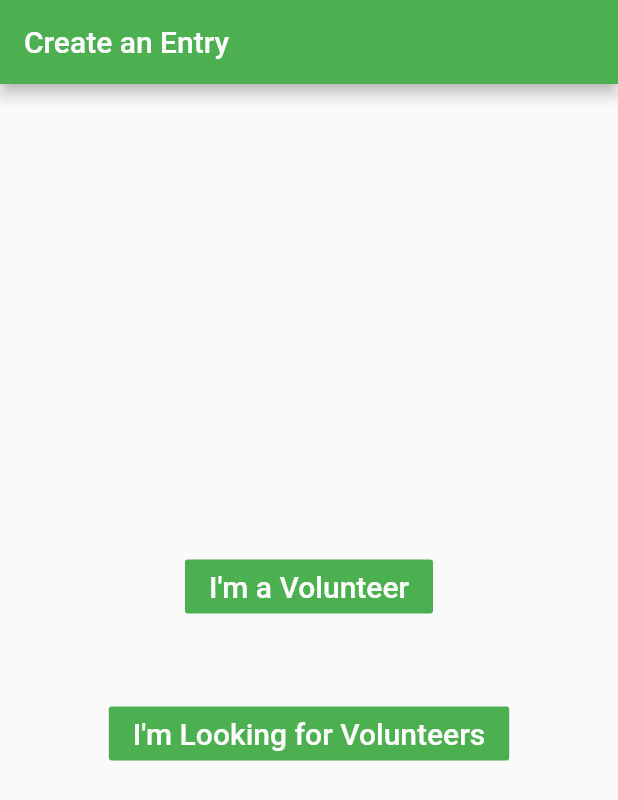
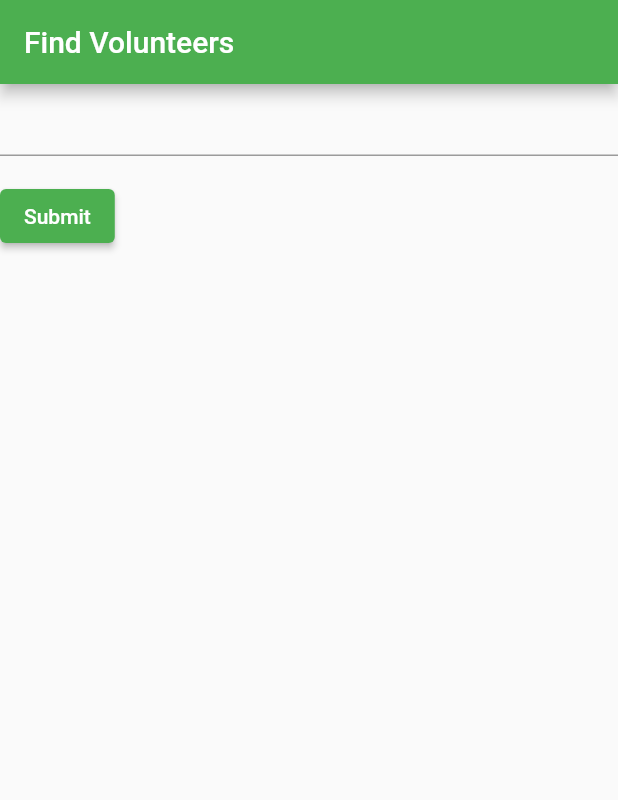
Before and after one commit to neeltron/the_good_samaritan, a Flutter app: the SecondRoute screen opened directly, after a tap on an icon or button, on a phone screen of 412 x 824 dp. Shown: the top 800 px of the screen. Run offline on Flutter 3.47's test engine with Material 2 defaults, Android fonts, the phone set to English and light mode, and no system bars.

```diff
--- a/lib/main.dart
+++ b/lib/main.dart
@@ -9,7 +9,7 @@ class MyApp extends StatelessWidget {
   @override
   Widget build(BuildContext context) {
     return MaterialApp(
-      title: 'Flutter Demo',
+      title: 'The Good Samaritan',
       theme: ThemeData(
         primarySwatch: Colors.green,
       ),
@@ -63,7 +63,7 @@ class SecondRoute extends StatelessWidget {
                 onPressed: () {
                   Navigator.push(
                     context,
-                    MaterialPageRoute(builder: (context) => FindRoute()),
+                    MaterialPageRoute(builder: (context) => FindVolunteerForm()),
                   );
                 },
               ),
@@ -116,40 +116,70 @@ class VolunteerRoute extends StatelessWidget {
   }
 }
 
-class FindRoute extends StatelessWidget {
-  const FindRoute({Key? key}) : super(key: key);
+class FindVolunteerForm extends StatelessWidget {
+  const FindVolunteerForm({Key? key}) : super(key: key);
 
   @override
   Widget build(BuildContext context) {
-    return Scaffold(
-      appBar: AppBar(
-        title: const Text("Create an Entry"),
-        automaticallyImplyLeading: false,
+    const appTitle = 'Find Volunteers';
+    return MaterialApp(
+      title: appTitle,
+      theme: ThemeData(
+        primarySwatch: Colors.green,
       ),
-      body: Center(
-        child: Column(
-          mainAxisAlignment: MainAxisAlignment.center,
-          children: <Widget>[
-            Container(
-              margin: const EdgeInsets.all(25),
-              child: FlatButton(
-                child: const Text('I\'m a Volunteer', style: TextStyle(fontSize: 20.0),),
-                color: Colors.green,
-                textColor: Colors.white,
-                onPressed: () {},
-              ),
+      home: Scaffold(
+        appBar: AppBar(
+          title: const Text(appTitle),
+        ),
+        body: const MyCustomForm(),
+      ),
+    );
+  }
+}
+
+class MyCustomForm extends StatefulWidget {
+  const MyCustomForm({Key? key}) : super(key: key);
+
+  @override
+  MyCustomFormState createState() {
+    return MyCustomFormState();
+  }
+}
+
+class MyCustomFormState extends State<MyCustomForm> {
+  final _formKey = GlobalKey<FormState>();
+
+  @override
+  Widget build(BuildContext context) {
+    return Form(
+      key: _formKey,
+
+      child: Column(
+        crossAxisAlignment: CrossAxisAlignment.start,
+
+        children: [
+          TextFormField(
+            validator: (value) {
+              if (value == null || value.isEmpty) {
+                return 'Please enter some text';
+              }
+              return null;
+            },
+          ),
+          Padding(
+            padding: const EdgeInsets.symmetric(vertical: 16.0),
+            child: ElevatedButton(
+              onPressed: () {
+                if (_formKey.currentState!.validate()) {
+                  ScaffoldMessenger.of(context).showSnackBar(
+                    const SnackBar(content: Text('Processing Data')),
+                  );
+                }
+              },
+              child: const Text('Submit'),
             ),
-            Container(
-              margin: const EdgeInsets.all(25),
-              child: FlatButton(
-                child: const Text('I\'m Looking for Volunteers', style: TextStyle(fontSize: 20.0),),
-                color: Colors.green,
-                textColor: Colors.white,
-                onPressed: () {},
-              ),
-            ),
-          ],
-        ),
+          ),
+        ],
       ),
     );
   }
```
